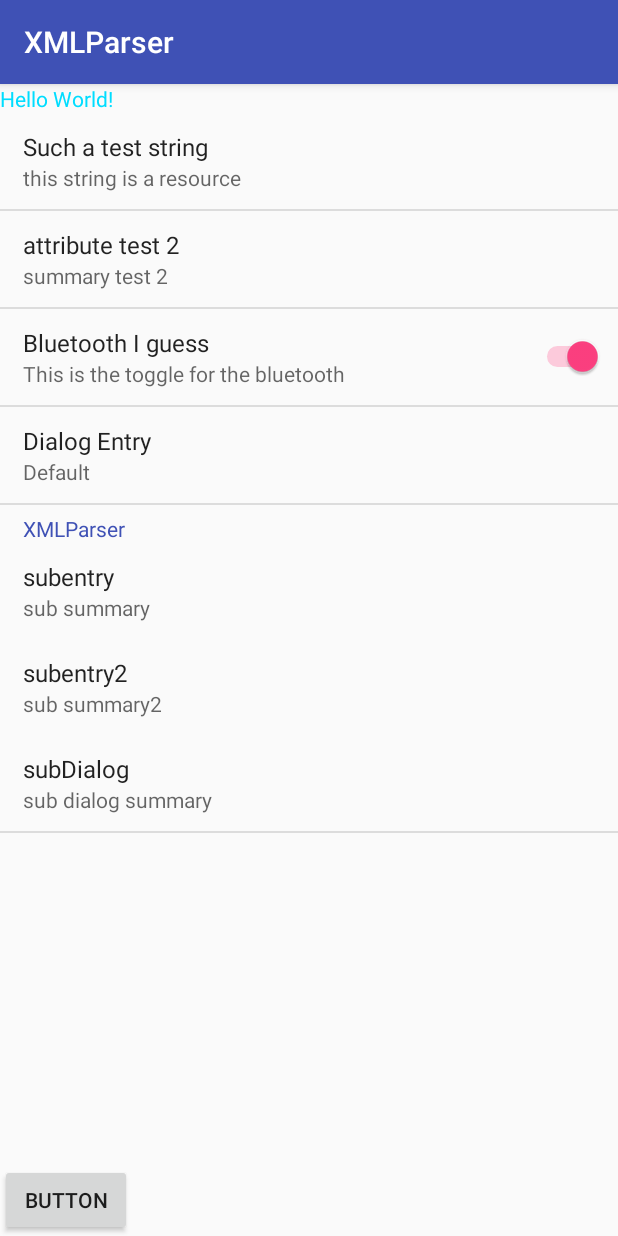
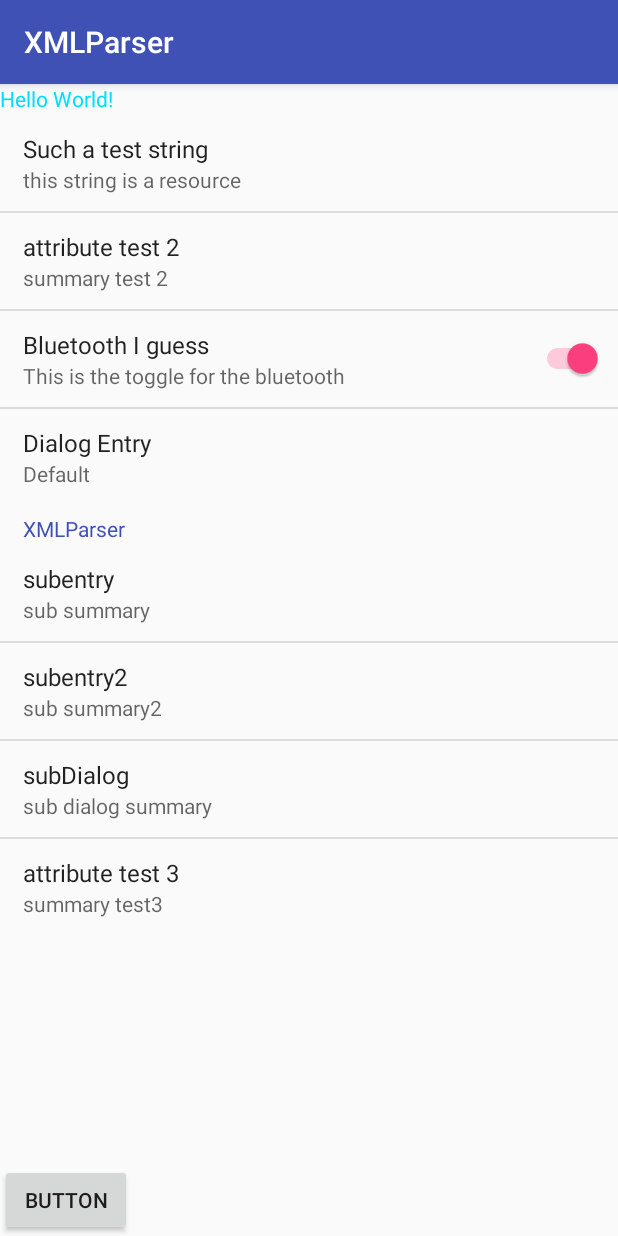
Before and after one commit to erhodes/XmlParser, an Android app: the screen it shows after launch (MainActivity), after a tap on "Bluetooth I guess", on a phone screen of 412 x 824 dp. Run offline under Robolectric (Android 15) with nearby library versions, the phone set to English and light mode, and no system bars.

Commit message:
divider fixes

```diff
--- a/app/src/main/java/com/erhodes/xmlparser/Entry.java
+++ b/app/src/main/java/com/erhodes/xmlparser/Entry.java
@@ -16,7 +16,7 @@ public class Entry {
     protected OnClickListener mClickListener;
     protected OnChangeListener mChangeListener;
     protected TextView mTitleView, mSummaryView;
-    protected View mView;
+    protected View mView, mDivider;
 
 
     Entry(String key, String title, String summary, MenuScreen menuScreen) {
@@ -67,18 +67,31 @@ public class Entry {
         }
     }
 
-    public View getView(View convertView, LayoutInflater inflater, Context context) {
-        if (convertView == null) {
-            convertView = inflater.inflate(R.layout.entry_basic, null);
+    /**
+     * Set the visibility of the divider. Should be one of {@link View#GONE}
+     * @param visibility
+     */
+    public void setDividerVisibility(int visibility) {
+        mDivider.setVisibility(visibility);
+    }
+
+    protected void initializeViews(View convertView) {
         mTitleView = (TextView)convertView.findViewById(R.id.title);
         mSummaryView = (TextView)convertView.findViewById(R.id.summary);
         mView = convertView;
+        mDivider = convertView.findViewById(R.id.divider);
         convertView.setOnClickListener(new View.OnClickListener() {
             @Override
             public void onClick(View v) {
                 onClicked();
             }
         });
+    }
+
+    public View getView(View convertView, LayoutInflater inflater, Context context) {
+        if (convertView == null) {
+            convertView = inflater.inflate(R.layout.entry_basic, null);
+            initializeViews(convertView);
         }
         mTitleView.setText(mTitle);
         mSummaryView.setText(mSummary);
--- a/app/src/main/java/com/erhodes/xmlparser/EntryAdapter.java
+++ b/app/src/main/java/com/erhodes/xmlparser/EntryAdapter.java
@@ -1,6 +1,7 @@
 package com.erhodes.xmlparser;
 
 import android.content.Context;
+import android.util.Log;
 import android.view.LayoutInflater;
 import android.view.View;
 import android.view.ViewGroup;
@@ -18,6 +19,12 @@ public class EntryAdapter extends ArrayAdapter<Entry> {
 
     @Override
     public View getView(int position, View convertView, ViewGroup parent) {
-        return getItem(position).getView(convertView, mLayoutInflater, getContext());
+        Entry entry = getItem(position);
+        convertView = entry.getView(convertView, mLayoutInflater, getContext());
+        if (position == 0) {
+            entry.setDividerVisibility(View.INVISIBLE);
+            Log.d("Eric","the top entry is " + getItem(position).mKey);
+        }
+        return convertView;
     }
 }
--- a/app/src/main/java/com/erhodes/xmlparser/EntryGroup.java
+++ b/app/src/main/java/com/erhodes/xmlparser/EntryGroup.java
@@ -32,9 +32,7 @@ public class EntryGroup extends Entry {
      * @return
      */
     public Entry findEntry(String key) {
-        //Log.d("Eric","checking subgroup for entry " + key);
         for (Entry entry : mSubEntries) {
-            //Log.d("Eric","checking entry " + entry.mKey);
             if (entry.mKey.equals(key)) {
                 return entry;
             }
@@ -55,9 +53,20 @@ public class EntryGroup extends Entry {
         if (convertView == null) {
             Log.d("Eric","creating view and there's " + mSubEntries.size() + " entries");
             convertView = inflater.inflate(R.layout.entry_heading, null);
+            initializeViews(convertView);
+
+            for (int i = 0; i < mSubEntries.size(); i++) {
+                Entry entry = mSubEntries.get(i);
+                ((LinearLayout)convertView).addView(entry.getView(null, inflater, context));
+                if (i == 0) {
+                    entry.setDividerVisibility(View.INVISIBLE);
+                }
+            }
+/*
             for (Entry entry : mSubEntries) {
                 ((LinearLayout)convertView).addView(entry.getView(null, inflater, context));
             }
+            */
         }
 
         //mAdapter = new EntryAdapter(context, mSubEntries);
--- a/app/src/main/java/com/erhodes/xmlparser/MenuScreen.java
+++ b/app/src/main/java/com/erhodes/xmlparser/MenuScreen.java
@@ -28,6 +28,7 @@ public class MenuScreen extends ListView {
 
     public MenuScreen(Context context, AttributeSet attrs) {
         super(context, attrs);
+        this.setDivider(null);
     }
 
     public void addEntriesFromXml(int resId) {
--- a/app/src/main/java/com/erhodes/xmlparser/SwitchEntry.java
+++ b/app/src/main/java/com/erhodes/xmlparser/SwitchEntry.java
@@ -43,19 +43,11 @@ public class SwitchEntry extends Entry {
     public View getView(View convertView, LayoutInflater inflater, Context context) {
         if (convertView == null) {
             convertView = inflater.inflate(R.layout.entry_basic, null);
-            mTitleView = (TextView)convertView.findViewById(R.id.title);
-            mSummaryView = (TextView)convertView.findViewById(R.id.summary);
+            initializeViews(convertView);
             mWidgetView = (LinearLayout)convertView.findViewById(R.id.widget_frame);
-            mView = convertView;
             mSwitch = new Switch(context);
             mSwitch.setClickable(false);
             mWidgetView.addView(mSwitch);
-            convertView.setOnClickListener(new View.OnClickListener() {
-                @Override
-                public void onClick(View v) {
-                    onClicked();
-                }
-            });
         }
         mTitleView.setText(mTitle);
         mSummaryView.setText(mSummary);
--- a/app/src/main/res/layout/entry_basic.xml
+++ b/app/src/main/res/layout/entry_basic.xml
@@ -11,8 +11,17 @@
      See the License for the specific language governing permissions and
      limitations under the License.
 -->
-
 <LinearLayout xmlns:android="http://schemas.android.com/apk/res/android"
+    android:layout_width="match_parent"
+    android:layout_height="wrap_content"
+    android:minHeight="?android:attr/listPreferredItemHeight"
+    android:orientation="vertical">
+    <View
+        android:layout_width="match_parent"
+        android:layout_height="1dp"
+        android:id="@+id/divider"
+        android:background="?android:attr/listDivider" />
+    <LinearLayout
         android:layout_width="match_parent"
         android:layout_height="wrap_content"
         android:minHeight="?android:attr/listPreferredItemHeight"
@@ -79,3 +88,4 @@
 
         </LinearLayout>
     </LinearLayout>
+</LinearLayout>
--- a/app/src/main/res/xml/space_details.xml
+++ b/app/src/main/res/xml/space_details.xml
@@ -33,5 +33,8 @@
             android:key="subswitchkey"
             android:summary="sub dialog summary"/>
     </entry_group>
-
+    <entry
+        android:name="attribute test 3"
+        android:key="key3"
+        android:summary="summary test3"/>
 </feed>
```
Lines whose indentation alone changed are shown as unchanged.
